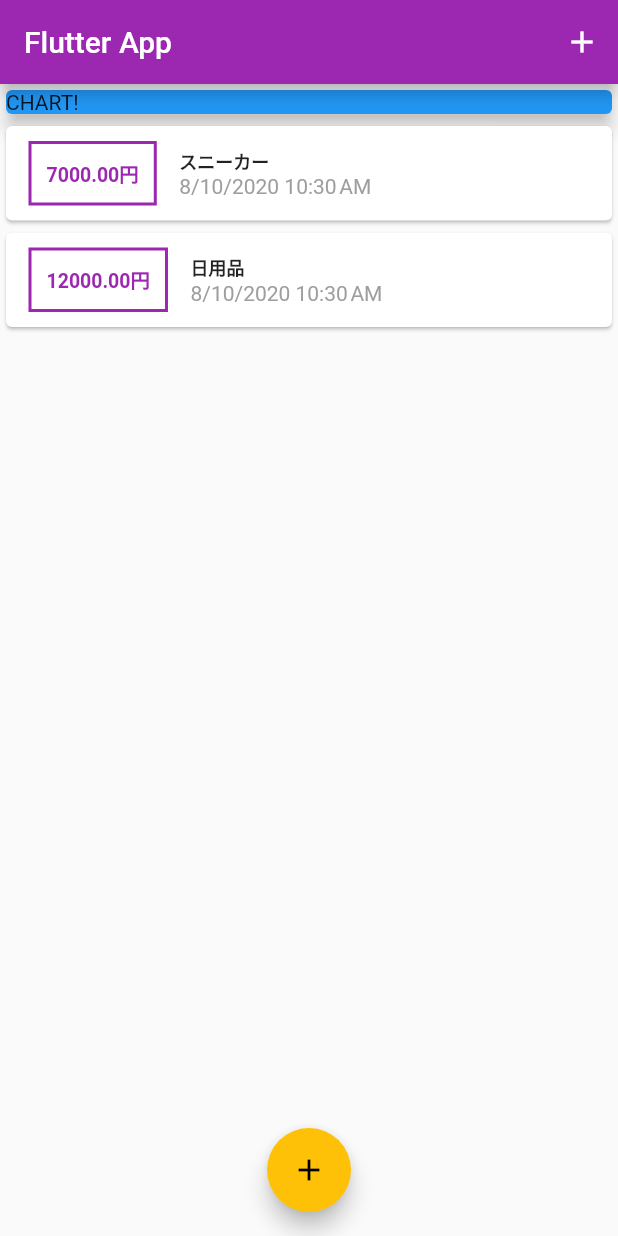
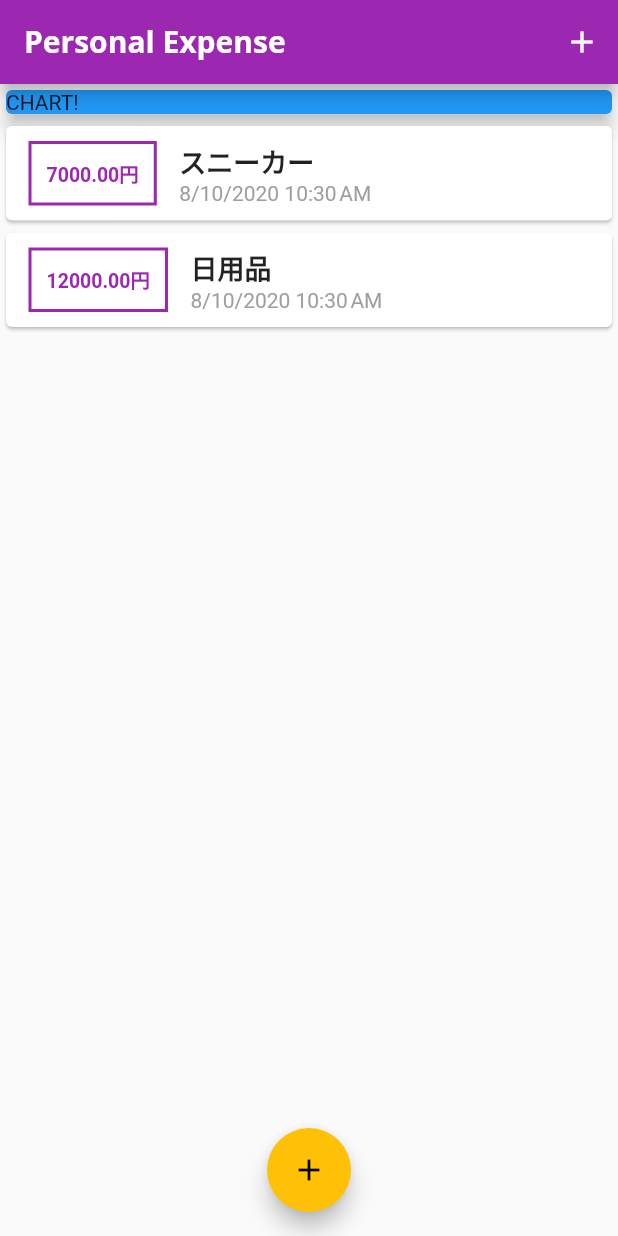
Before and after one commit to yuks0810/personal_expense_app, a Flutter app: the screen it shows after launch, on a phone screen of 412 x 824 dp. Run offline on Flutter 3.47's test engine with Material 2 defaults, Android fonts, the phone set to English and light mode, and no system bars.

Commit message:
95. Custom Fonts & Working with Text Themes

```diff
--- a/lib/main.dart
+++ b/lib/main.dart
@@ -17,9 +17,25 @@ class _MyAppState extends State<MyApp> {
     return MaterialApp(
       title: 'Flutter App',
       theme: ThemeData(
-        primarySwatch: Colors.purple,
-        accentColor: Colors.amber,
-      ),
+          primarySwatch: Colors.purple,
+          accentColor: Colors.amber,
+          fontFamily: 'GenSenRounded',
+          textTheme: ThemeData.light().textTheme.copyWith(
+                title: TextStyle(
+                  fontFamily: 'OpenSans',
+                  fontWeight: FontWeight.bold,
+                  fontSize: 18,
+                ),
+              ),
+          appBarTheme: AppBarTheme(
+            textTheme: ThemeData.light().textTheme.copyWith(
+                  title: TextStyle(
+                    fontFamily: 'OpenSans',
+                    fontSize: 20,
+                    fontWeight: FontWeight.bold,
+                  ),
+                ),
+          )),
       home: MyHomePage(),
     );
   }
@@ -83,7 +99,10 @@ class _MyHomePageState extends State<MyHomePage> {
   Widget build(BuildContext context) {
     return Scaffold(
       appBar: AppBar(
-        title: Text('Flutter App'),
+        title: Text(
+          'Personal Expense',
+          style: TextStyle(fontFamily: 'OpenSans'),
+        ),
         actions: <Widget>[
           IconButton(
             icon: Icon(Icons.add),
--- a/lib/widgets/transaction_list.dart
+++ b/lib/widgets/transaction_list.dart
@@ -51,8 +51,7 @@ class TransactionList extends StatelessWidget {
                     // 商品タイトルをColumnのなかに表示
                     Text(
                       transactions[index].title,
-                      style:
-                          TextStyle(fontSize: 12, fontWeight: FontWeight.bold),
+                      style: Theme.of(context).textTheme.title,
                     ),
                     // 商品の購入日を表示
                     Text(
```
Also changed, not shown: pubspec.yaml (+17 -6 lines), assets/fonts/OpenSans-Bold.ttf (added), assets/fonts/OpenSans-Regular.ttf (added), assets/fonts/Quicksand-Bold.ttf (added), assets/fonts/Quicksand-Light.ttf (added), assets/fonts/Quicksand-Medium.ttf (added), assets/fonts/Quicksand-Regular.ttf (added), 6 other files.
